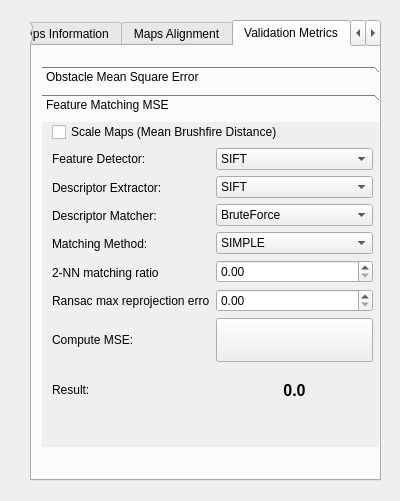
Qt form ogm_gui/ui/validation.ui (MariosPro/thesis) before a commit.
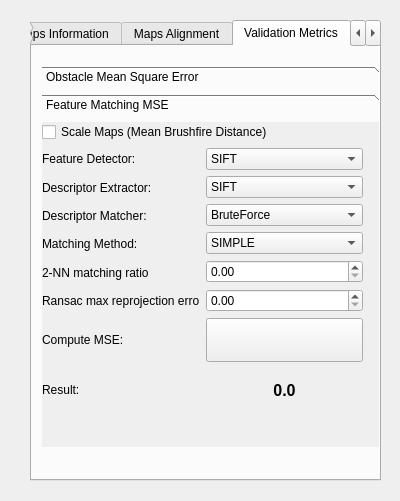
The same form after that commit.

The edit to the form file:
```diff
--- a/ogm_gui/ui/validation.ui
+++ b/ogm_gui/ui/validation.ui
@@ -379,7 +379,7 @@
       <widget class="QWidget" name="layoutWidget">
        <property name="geometry">
         <rect>
-         <x>10</x>
+         <x>0</x>
          <y>0</y>
          <width>321</width>
          <height>290</height>
```
